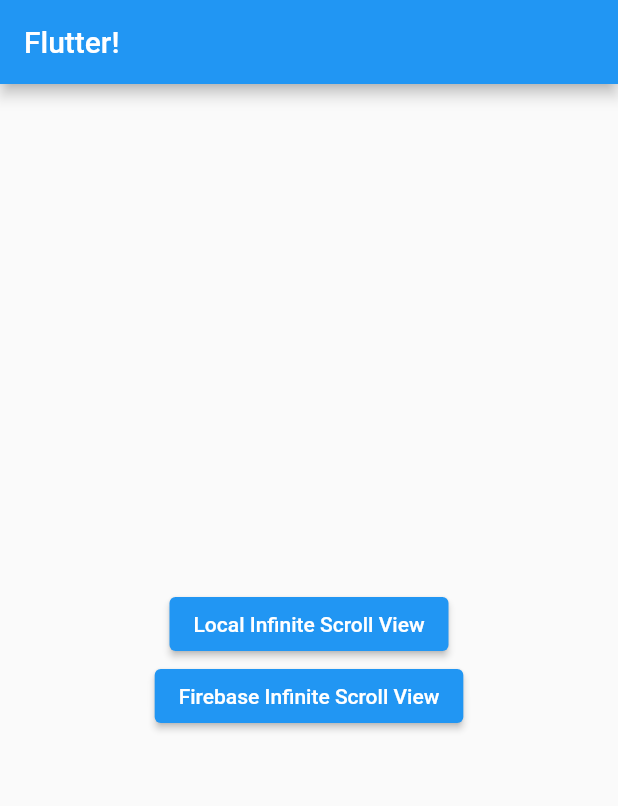
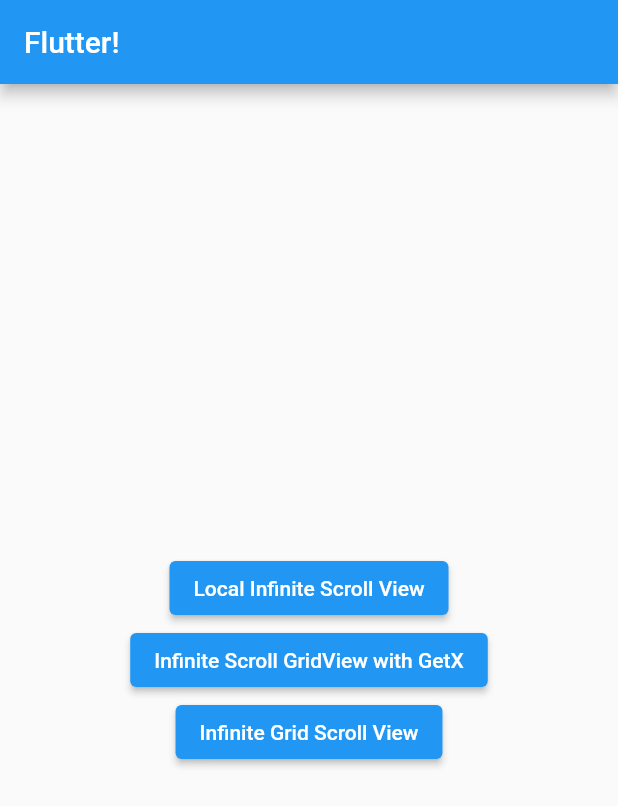
Before and after one commit to Ohgyuchan/infinite_scroll, a Flutter app: the screen it shows after launch, on a phone screen of 412 x 824 dp. Shown: the top 806 px of the screen. Run offline on Flutter 3.47's test engine with Material 2 defaults, Android fonts, the phone set to English and light mode, and no system bars; our stand-ins replace get; missing offline and left inert: infinite_widgets.

Commit message:
update infinite gride view

```diff
--- a/lib/controllers/infinite_scroll_controller.dart
+++ b/lib/controllers/infinite_scroll_controller.dart
@@ -23,10 +23,10 @@ class InfiniteScrollController extends GetxController {
     isLoading.value = true;
     await Future.delayed(Duration(seconds: 2));
     int offset = data.length;
-    var appendData = List<int>.generate(10, (i) => i + 1 + offset);
+    var appendData = List<int>.generate(8, (i) => i + 1 + offset);
     data.addAll(appendData);
     isLoading.value = false;
-    hasMore.value = data.length < 30;
+    hasMore.value = data.length < 100;
   }
 
   reload() async {
--- a/lib/pages/home_page.dart
+++ b/lib/pages/home_page.dart
@@ -1,4 +1,5 @@
 import 'package:get/get.dart';
+import 'package:infinite_scroll/pages/grid_view_with_getx.dart';
 import 'local_infinite_scroll_view.dart';
 import 'package:flutter/material.dart';
 import 'package:infinite_scroll/pages/local_infinite_scroll_grid_view.dart';
@@ -26,9 +27,17 @@ class HomePage extends StatelessWidget {
           Center(
             child: ElevatedButton(
               onPressed: () {
+                Get.to(() => GridViewWithGetX());
+              },
+              child: Text('Infinite Scroll GridView with GetX'),
+            ),
+          ),
+          Center(
+            child: ElevatedButton(
+              onPressed: () {
                 Get.to(() => InfiniteGridExample());
               },
-              child: Text('Firebase Infinite Scroll View'),
+              child: Text('Infinite Grid Scroll View'),
             ),
           ),
         ],
```
Also changed, not shown: lib/pages/grid_view_with_getx.dart (added, +61 -0 lines).
